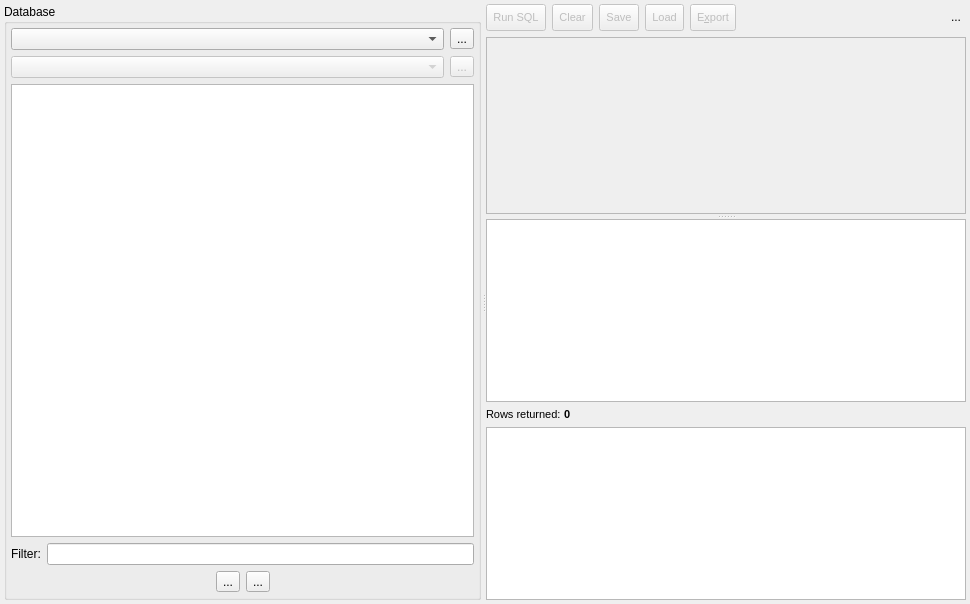
This is libpgmodeler_ui/ui/sqltoolwidget.ui in pgmodeler/pgmodeler as Qt 5 draws it before an edit. The edited form follows.
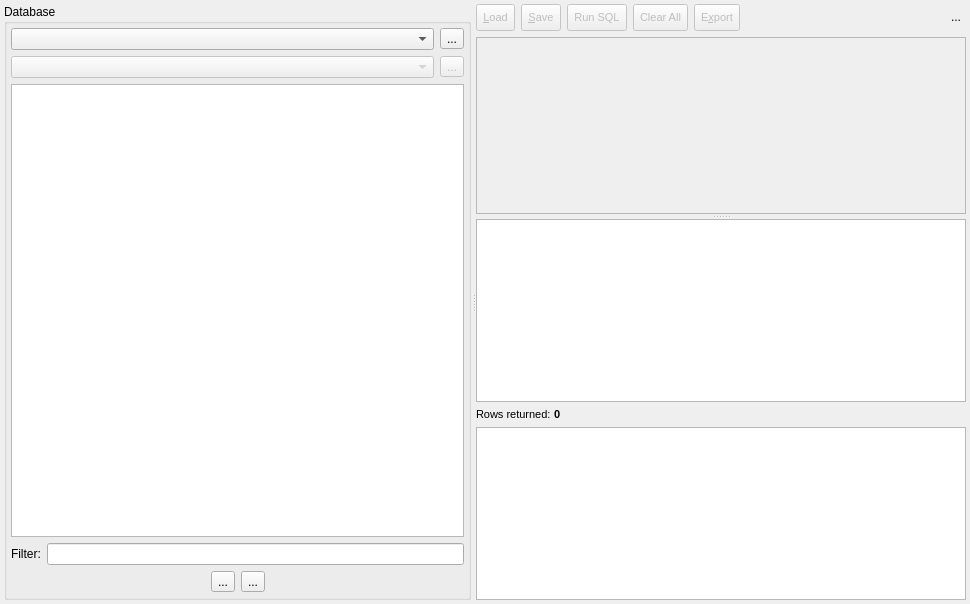
This is the edited form. Icons and pictures are not drawn.

Commit message: Added support to copy/export results to CSV.

The edit to the form file:
```diff
--- a/libpgmodeler_ui/ui/sqltoolwidget.ui
+++ b/libpgmodeler_ui/ui/sqltoolwidget.ui
@@ -370,6 +370,101 @@
        <layout class="QVBoxLayout" name="verticalLayout">
         <item>
          <layout class="QHBoxLayout" name="horizontalLayout">
+          <item>
+           <widget class="QToolButton" name="load_tb">
+            <property name="enabled">
+             <bool>false</bool>
+            </property>
+            <property name="minimumSize">
+             <size>
+              <width>0</width>
+              <height>27</height>
+             </size>
+            </property>
+            <property name="font">
+             <font>
+              <pointsize>8</pointsize>
+             </font>
+            </property>
+            <property name="toolTip">
+             <string>Load SQL script (Alt+L)</string>
+            </property>
+            <property name="text">
+             <string>&amp;Load</string>
+            </property>
+            <property name="icon">
+             <iconset resource="../res/resources.qrc">
+              <normaloff>:/icones/icones/abrir.png</normaloff>:/icones/icones/abrir.png</iconset>
+            </property>
+            <property name="iconSize">
+             <size>
+              <width>20</width>
+              <height>20</height>
+             </size>
+            </property>
+            <property name="shortcut">
+             <string notr="true">Alt+L</string>
+            </property>
+            <property name="checkable">
+             <bool>false</bool>
+            </property>
+            <property name="checked">
+             <bool>false</bool>
+            </property>
+            <property name="toolButtonStyle">
+             <enum>Qt::ToolButtonTextBesideIcon</enum>
+            </property>
+           </widget>
+          </item>
+          <item>
+           <widget class="QToolButton" name="save_tb">
+            <property name="enabled">
+             <bool>false</bool>
+            </property>
+            <property name="minimumSize">
+             <size>
+              <width>0</width>
+              <height>27</height>
+             </size>
+            </property>
+            <property name="font">
+             <font>
+              <pointsize>8</pointsize>
+             </font>
+            </property>
+            <property name="toolTip">
+             <string>Save SQL commands (Alt+S)</string>
+            </property>
+            <property name="text">
+             <string>&amp;Save</string>
+            </property>
+            <property name="icon">
+             <iconset resource="../res/resources.qrc">
+              <normaloff>:/icones/icones/salvar.png</normaloff>:/icones/icones/salvar.png</iconset>
+            </property>
+            <property name="iconSize">
+             <size>
+              <width>20</width>
+              <height>20</height>
+             </size>
+            </property>
+            <property name="shortcut">
+             <string notr="true">Alt+S</string>
+            </property>
+            <property name="checkable">
+             <bool>false</bool>
+            </property>
+            <property name="checked">
+             <bool>false</bool>
+            </property>
+            <property name="popupMode">
+             <enum>QToolButton::InstantPopup</enum>
+            </property>
+            <property name="toolButtonStyle">
+             <enum>Qt::ToolButtonTextBesideIcon</enum>
+            </property>
+           </widget>
+          </item>
           <item>
            <widget class="QToolButton" name="run_sql_tb">
             <property name="enabled">
@@ -436,7 +531,7 @@
              <string>Clear sql input field.</string>
             </property>
             <property name="text">
-             <string>Clear</string>
+             <string>Clear All</string>
             </property>
             <property name="icon">
              <iconset resource="../res/resources.qrc">
@@ -453,95 +548,6 @@
             </property>
            </widget>
           </item>
-          <item>
-           <widget class="QToolButton" name="save_tb">
-            <property name="enabled">
-             <bool>false</bool>
-            </property>
-            <property name="minimumSize">
-             <size>
-              <width>0</width>
-              <height>27</height>
-             </size>
-            </property>
-            <property name="font">
-             <font>
-              <pointsize>8</pointsize>
-             </font>
-            </property>
-            <property name="toolTip">
-             <string>Save SQL commands.</string>
-            </property>
-            <property name="text">
-             <string>Save</string>
-            </property>
-            <property name="icon">
-             <iconset resource="../res/resources.qrc">
-              <normaloff>:/icones/icones/salvar.png</normaloff>:/icones/icones/salvar.png</iconset>
-            </property>
-            <property name="iconSize">
-             <size>
-              <width>20</width>
-              <height>20</height>
-             </size>
-            </property>
-            <property name="checkable">
-             <bool>false</bool>
-            </property>
-            <property name="checked">
-             <bool>false</bool>
-            </property>
-            <property name="popupMode">
-             <enum>QToolButton::InstantPopup</enum>
-            </property>
-            <property name="toolButtonStyle">
-             <enum>Qt::ToolButtonTextBesideIcon</enum>
-            </property>
-           </widget>
-          </item>
-          <item>
-           <widget class="QToolButton" name="load_tb">
-            <property name="enabled">
-             <bool>false</bool>
-            </property>
-            <property name="minimumSize">
-             <size>
-              <width>0</width>
-              <height>27</height>
-             </size>
-            </property>
-            <property name="font">
-             <font>
-              <pointsize>8</pointsize>
-             </font>
-            </property>
-            <property name="toolTip">
-             <string>Load SQL script.</string>
-            </property>
-            <property name="text">
-             <string>Load</string>
-            </property>
-            <property name="icon">
-             <iconset resource="../res/resources.qrc">
-              <normaloff>:/icones/icones/abrir.png</normaloff>:/icones/icones/abrir.png</iconset>
-            </property>
-            <property name="iconSize">
-             <size>
-              <width>20</width>
-              <height>20</height>
-             </size>
-            </property>
-            <property name="checkable">
-             <bool>false</bool>
-            </property>
-            <property name="checked">
-             <bool>false</bool>
-            </property>
-            <property name="toolButtonStyle">
-             <enum>Qt::ToolButtonTextBesideIcon</enum>
-            </property>
-           </widget>
-          </item>
           <item>
            <widget class="QToolButton" name="export_tb">
             <property name="enabled">
@@ -638,7 +644,7 @@
         </item>
        </layout>
       </widget>
-      <widget class="QWidget" name="">
+      <widget class="QWidget" name="layoutWidget">
        <layout class="QGridLayout" name="gridLayout_2">
         <property name="spacing">
          <number>0</number>
```
Left out of the diff: 13 changed lines with no effect on the pictures. The commit also changes 2 other files.
